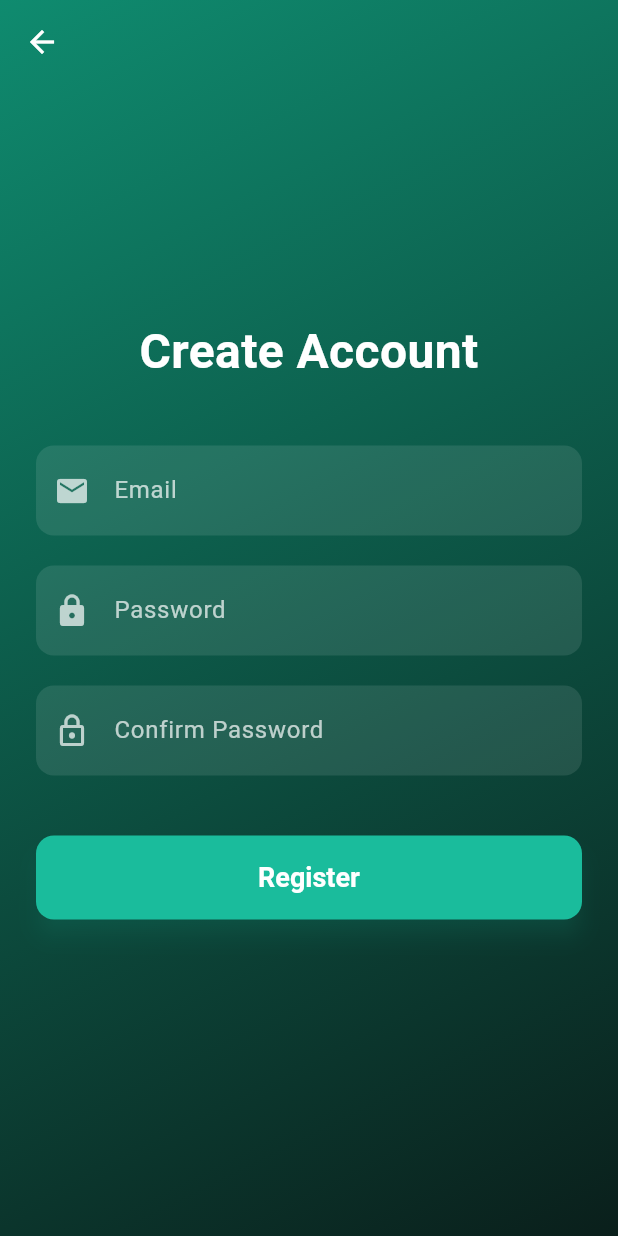
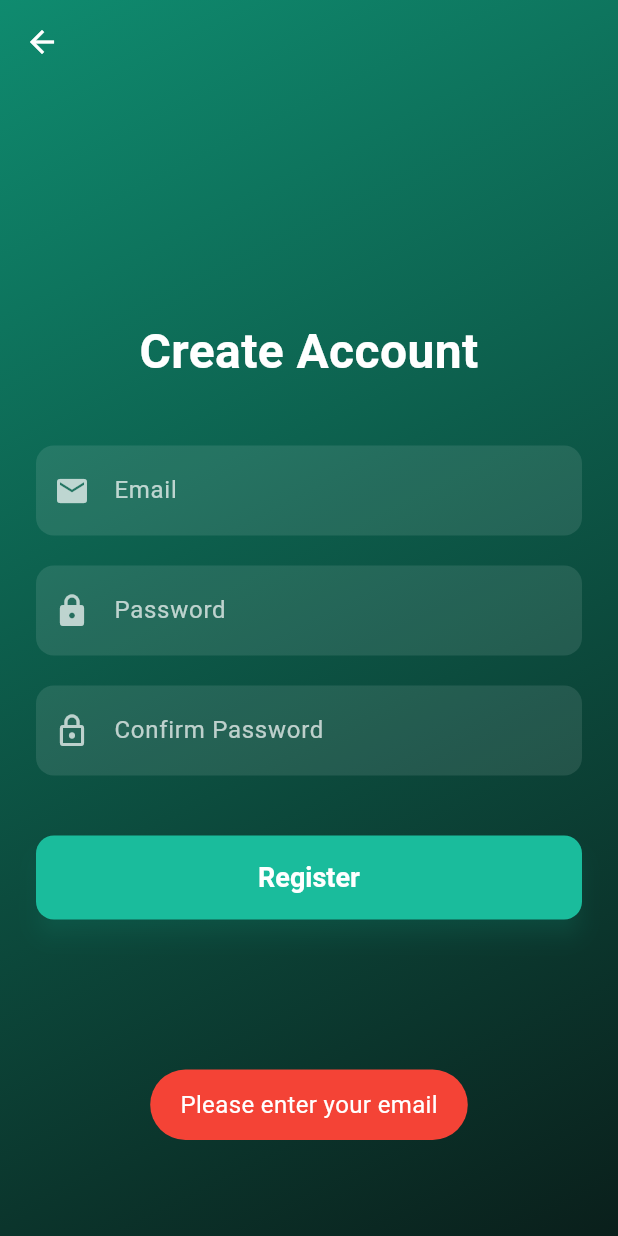
Before and after one commit to hymanliu2015/sonoul, a Flutter app: the RegisterPage screen opened by its route, after a tap on "Register", on a phone screen of 412 x 824 dp. Run offline on Flutter 3.47's test engine with Material 3 defaults, Android fonts, the phone set to English and light mode, and no system bars; our stand-ins replace audioplayers, dio, fluttertoast, get, in_app_purchase, in_app_review and 7 more; missing offline and left inert: record; accounts and stored records are empty.

Commit message:
auth update

```diff
--- a/lib/features/auth/auth_controller.dart
+++ b/lib/features/auth/auth_controller.dart
@@ -12,6 +12,17 @@ class AuthController extends GetxController {
 
   // Login
   Future<void> login(String email, String password) async {
+    // Validate inputs
+    if (email.isEmpty) {
+      ToastUtils.shotToast('Please enter your email', Toast.LENGTH_SHORT, ToastGravity.BOTTOM, Colors.red, Colors.white);
+      return;
+    }
+
+    if (password.isEmpty) {
+      ToastUtils.shotToast('Please enter your password', Toast.LENGTH_SHORT, ToastGravity.BOTTOM, Colors.red, Colors.white);
+      return;
+    }
+
     try {
       isLoading.value = true;
       final AuthResponse res = await _supabase.auth.signInWithPassword(
@@ -32,7 +43,28 @@ class AuthController extends GetxController {
   }
 
   // Register
-  Future<void> register(String email, String password) async {
+  Future<void> register(String email, String password, String confirmPassword) async {
+    // Validate inputs
+    if (email.isEmpty) {
+      ToastUtils.shotToast('Please enter your email', Toast.LENGTH_SHORT, ToastGravity.BOTTOM, Colors.red, Colors.white);
+      return;
+    }
+
+    if (password.isEmpty) {
+      ToastUtils.shotToast('Please enter your password', Toast.LENGTH_SHORT, ToastGravity.BOTTOM, Colors.red, Colors.white);
+      return;
+    }
+
+    if (confirmPassword.isEmpty) {
+      ToastUtils.shotToast('Please confirm your password', Toast.LENGTH_SHORT, ToastGravity.BOTTOM, Colors.red, Colors.white);
+      return;
+    }
+
+    if (password != confirmPassword) {
+      ToastUtils.shotToast('Passwords do not match', Toast.LENGTH_SHORT, ToastGravity.BOTTOM, Colors.red, Colors.white);
+      return;
+    }
+
     try {
       isLoading.value = true;
       final AuthResponse res = await _supabase.auth.signUp(
--- a/lib/features/auth/register_page.dart
+++ b/lib/features/auth/register_page.dart
@@ -1,10 +1,8 @@
 import 'package:flutter/material.dart';
 import 'package:get/get.dart';
+import 'package:sonoul/common/helper/loading_helper.dart';
+import 'package:sonoul/common/res/app_colors.dart';
 import 'package:sonoul/features/auth/auth_controller.dart';
-import 'package:sonoul/common/res/app_colors.dart';
-import 'package:sonoul/common/helper/loading_helper.dart';
-import 'package:sonoul/utils/toast_util.dart';
-import 'package:fluttertoast/fluttertoast.dart';
 
 class RegisterPage extends StatelessWidget {
   final AuthController controller = Get.find<AuthController>();
@@ -105,13 +103,10 @@ class RegisterPage extends StatelessWidget {
                   onPressed: controller.isLoading.value
                       ? null
                       : () {
-                          if (passwordController.text != confirmPasswordController.text) {
-                            ToastUtils.shotToast('Passwords do not match', Toast.LENGTH_SHORT, ToastGravity.BOTTOM, Colors.red, Colors.white);
-                            return;
-                          }
                           controller.register(
                             emailController.text.trim(),
                             passwordController.text.trim(),
+                            confirmPasswordController.text.trim(),
                           );
                         },
                   style: ElevatedButton.styleFrom(
```
